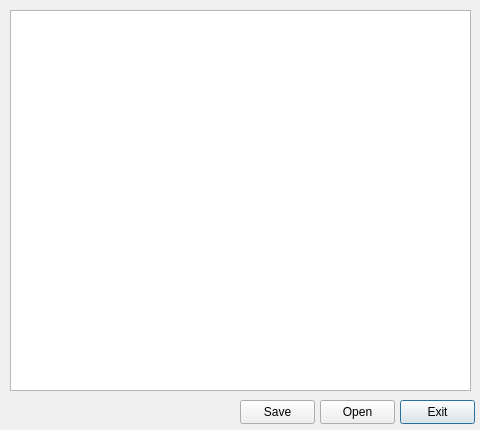
Erizur/FrutaGroovePlayerQt, file playlistsview.ui: the form before one commit.
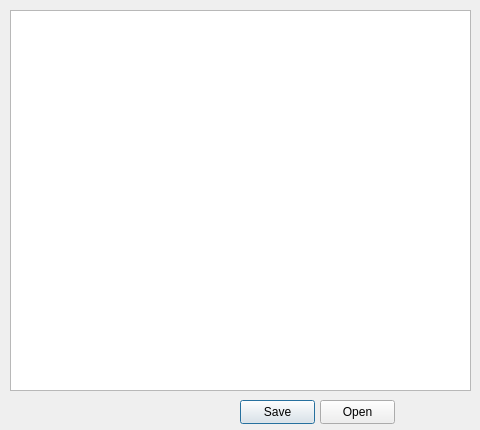
The form after the commit. Icons and pictures are not drawn.

Patch:
```diff
--- a/playlistsview.ui
+++ b/playlistsview.ui
@@ -17,20 +17,7 @@
    <iconset resource="mainRes.qrc">
     <normaloff>:/images/resources/playlistsIcon.png</normaloff>:/images/resources/playlistsIcon.png</iconset>
   </property>
-  <widget class="QPushButton" name="pushButton">
-   <property name="geometry">
-    <rect>
-     <x>400</x>
-     <y>400</y>
-     <width>75</width>
-     <height>24</height>
-    </rect>
-   </property>
-   <property name="text">
-    <string>Exit</string>
-   </property>
-  </widget>
-  <widget class="QPushButton" name="pushButton_2">
+  <widget class="QPushButton" name="saveButton">
    <property name="geometry">
     <rect>
      <x>240</x>
```
Left out of the diff: 2 changed lines with no effect on the pictures.
